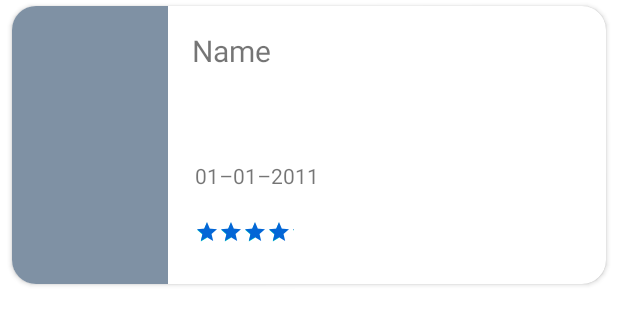
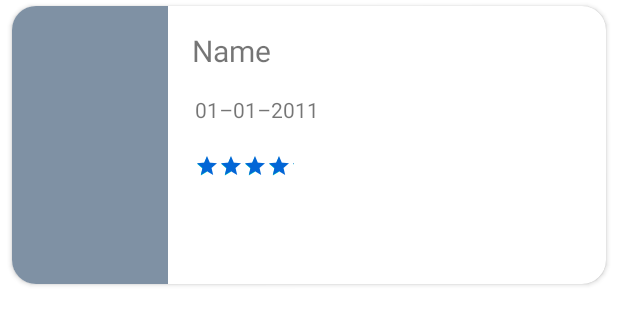
Before and after one commit to crackspace770/moviedb-2.0, an Android app: the layout item_list_new.xml on its own in the app's theme, with its tools: preview values and no code run, on a phone screen of 412 x 824 dp. Shown: the top 325 px of the screen. Run offline under Robolectric (Android 15) with nearby library versions, the light colour scheme and no system bars.

```diff
--- a/app/src/main/java/com/fajar/moviedb/ui/detail/DetailActivity.kt
+++ b/app/src/main/java/com/fajar/moviedb/ui/detail/DetailActivity.kt
@@ -93,7 +93,7 @@ class DetailActivity: AppCompatActivity() {
                         }
                         is Resource.Error -> {
                             progressBar.visibility = View.GONE
-                            viewError.root.visibility = View.VISIBLE
+                   //         viewError.root.visibility = View.VISIBLE
                         }
                     }
                 }
@@ -125,7 +125,7 @@ class DetailActivity: AppCompatActivity() {
                         }
                         is Resource.Error -> {
                             progressBar.visibility = View.GONE
-                            viewError.root.visibility = View.VISIBLE
+                    //        viewError.root.visibility = View.VISIBLE
                         }
                     }
                 }
--- a/app/src/main/res/layout/activity_details.xml
+++ b/app/src/main/res/layout/activity_details.xml
@@ -126,7 +126,7 @@
                 <TextView
                     android:id="@+id/tv_description"
                     android:layout_width="336dp"
-                    android:layout_height="142dp"
+                    android:layout_height="wrap_content"
                     android:layout_marginStart="8dp"
                     android:layout_marginTop="24dp"
                     android:layout_marginEnd="8dp"
--- a/core/src/main/res/layout/item_list_new.xml
+++ b/core/src/main/res/layout/item_list_new.xml
@@ -2,7 +2,6 @@
 <androidx.cardview.widget.CardView
     xmlns:android="http://schemas.android.com/apk/res/android"
     xmlns:app="http://schemas.android.com/apk/res-auto"
-    style="@style/CardView.Light"
     android:layout_width="match_parent"
     android:layout_height="wrap_content"
     android:layout_marginStart="8dp"
@@ -27,8 +26,8 @@
 
         <TextView
             android:id="@+id/tvItemTitle"
-            android:layout_width="199dp"
-            android:layout_height="71dp"
+            android:layout_width="wrap_content"
+            android:layout_height="wrap_content"
             android:layout_marginStart="16dp"
             android:layout_marginTop="16dp"
             android:text="@string/name"
```
